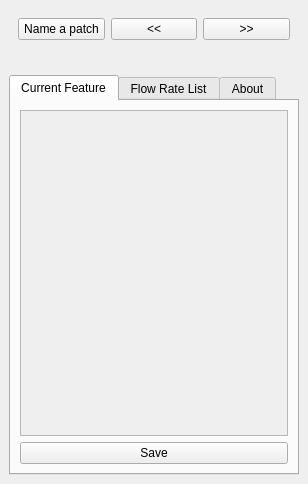
Before: the Qt Designer form ui_segment_dock.ui in EL-BID/red_basica, drawn with Qt 5.
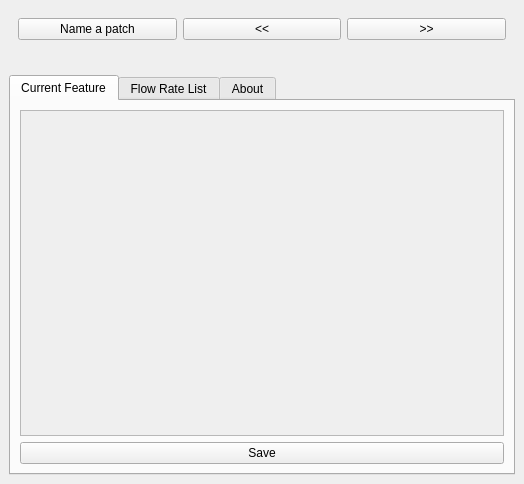
After: the same form once the commit is applied.

Commit message: Adding GRID layout

```diff
--- a/ui_segment_dock.ui
+++ b/ui_segment_dock.ui
@@ -6,13 +6,13 @@
    <rect>
     <x>0</x>
     <y>0</y>
-    <width>308</width>
+    <width>524</width>
     <height>484</height>
    </rect>
   </property>
   <property name="minimumSize">
    <size>
-    <width>308</width>
+    <width>309</width>
     <height>312</height>
    </size>
   </property>
@@ -20,15 +20,8 @@
    <string>saniBID RedBasica</string>
   </property>
   <widget class="QWidget" name="dockWidgetContents">
-   <layout class="QFormLayout" name="formLayout">
-    <item row="1" column="0">
-     <widget class="QLabel" name="lblMsg">
-      <property name="text">
-       <string/>
-      </property>
-     </widget>
-    </item>
-    <item row="0" column="0" colspan="2">
+   <layout class="QGridLayout" name="gridLayout">
+    <item row="0" column="0">
      <widget class="QWidget" name="horizontalLayout_2" native="true">
       <layout class="QHBoxLayout" name="horizontalLayout">
        <item>
@@ -55,7 +48,14 @@
       </layout>
      </widget>
     </item>
-    <item row="2" column="0" colspan="2">
+    <item row="1" column="0">
+     <widget class="QLabel" name="lblMsg">
+      <property name="text">
+       <string/>
+      </property>
+     </widget>
+    </item>
+    <item row="2" column="0">
      <widget class="QTabWidget" name="tabWidget">
       <property name="currentIndex">
        <number>0</number>
@@ -75,10 +75,11 @@
             <rect>
              <x>0</x>
              <y>0</y>
-             <width>267</width>
-             <height>309</height>
+             <width>482</width>
+             <height>293</height>
             </rect>
            </property>
+           <layout class="QVBoxLayout" name="verticalLayout"/>
           </widget>
          </widget>
         </item>
```
Left out of the diff: 4 changed lines with no effect on the pictures.
